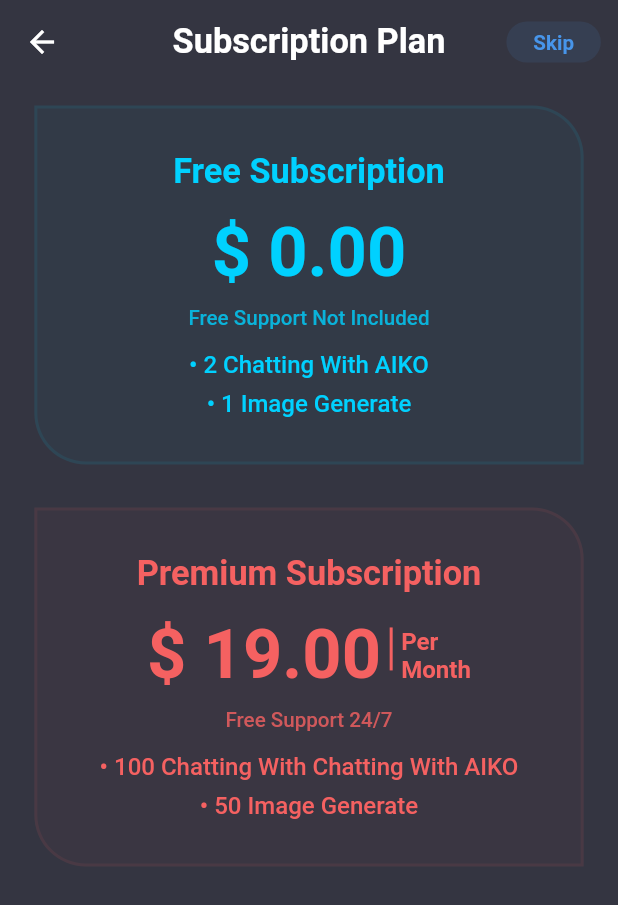
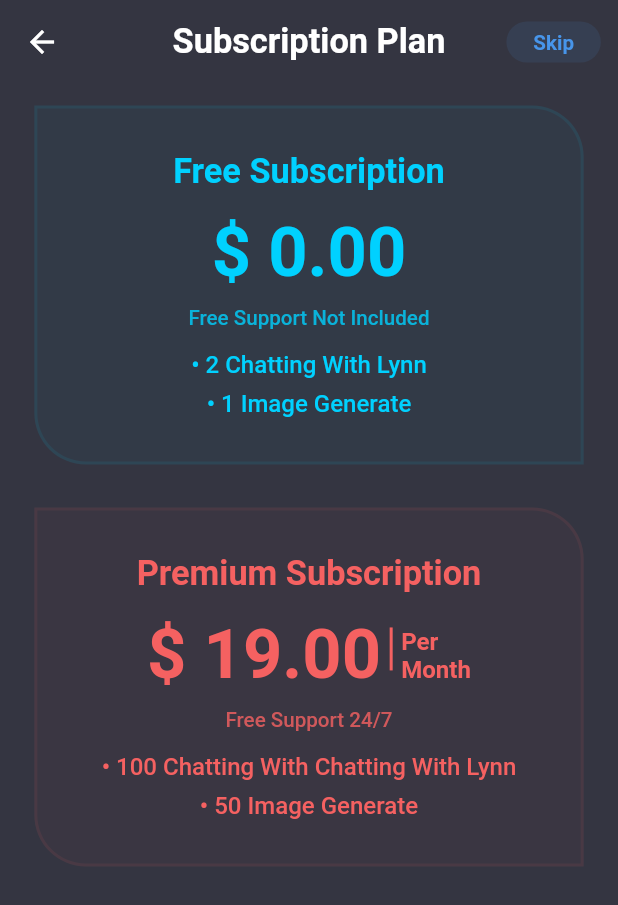
Before and after one commit to SingaporeLion/Aiko, a Flutter app: the PurchasePlanScreen screen opened by its route, on a phone screen of 412 x 824 dp. Shown: the top 905 px of the screen. Run offline on Flutter 3.47's test engine with Material 2 defaults, Android fonts, the phone set to English and light mode, and no system bars; our stand-ins replace cloud_firestore, device_info_plus, dio, firebase_auth, firebase_core, firebase_messaging and 17 more; missing offline and left inert: flutter_paystack, flutter_sslcommerz, flutter_stripe, flutterwave_standard, http_auth, pay and 5 more; accounts and stored records are empty.

Commit message:
Update_Lynn_KI_5

```diff
--- a/lib/controller/content_controller.dart
+++ b/lib/controller/content_controller.dart
@@ -51,7 +51,7 @@ class ContentController extends GetxController {
 
   _apiProcess(String input){
 
-      ApiServices.generateResponse2(input).then((value) {
+    ApiServices.generateResponse2([{"role": "user", "content": input}]).then((value) {
         isLoading.value = false;
         update();
         debugPrint("---------------Content Response------------------");
--- a/lib/controller/diet_chart_controller.dart
+++ b/lib/controller/diet_chart_controller.dart
@@ -113,8 +113,7 @@ class DietChartController extends GetxController {
   }
 
   _apiProcess(String input, context) async {
-    await ApiServices.generateResponse2(input)
-        .then((value) {
+    await ApiServices.generateResponse2([{"role": "user", "content": input}]).then((value) {
       textResponse.value = "";
       isLoading.value = true;
       update();
--- a/lib/controller/hash_tag_controller.dart
+++ b/lib/controller/hash_tag_controller.dart
@@ -50,7 +50,7 @@ class HashTagController extends GetxController {
 
   _apiProcess(String input){
 
-      ApiServices.generateResponse2(input).then((value) {
+    ApiServices.generateResponse2([{"role": "user", "content": input}]).then((value) {
         isLoading.value = false;
         update();
         debugPrint("---------------Content Response------------------");
--- a/lib/utils/language/english.dart
+++ b/lib/utils/language/english.dart
@@ -4,9 +4,9 @@ import '../strings.dart';
 class English {
   static const String appName = Strings.appName;
 
-  static const String chatWithAIKO = "Chatte mit $appName";
+  static const String chatWithAIKO = "Chatte mit Lynn";
   static const String chatWithAIKOSubTitle =
-      "Mit $appName zu plaudern ist wie mit einem Freund zu sprechen. Es macht nicht nur Spaß, sondern hilft dir auch, Neues zu entdecken und zu lernen.";
+      "Mit Lynn zu plaudern ist wie mit einem Freund zu sprechen. Es macht nicht nur Spaß, sondern hilft dir auch, Neues zu entdecken und zu lernen.";
   static const String settings = "Meine Einstellungen";
   static const String token = "Token";
   static const String cancel = "Cancel";
@@ -15,11 +15,11 @@ class English {
   static const String subscriptionPlan = "Subscription Plan";
   static const String freeSubscription = "Free Subscription";
   static const String notIncluded = "Not Included";
-  static const String limitedChatting = "Limited Chatting With $appName";
+  static const String limitedChatting = "Limited Chatting With Lynn";
   static const String limitedCImage = "Limited Image Generate";
-  static String basicChatting = "${ApiConfig.freeMessageLimit.toString()} Chatting With $appName";
+  static String basicChatting = "${ApiConfig.freeMessageLimit.toString()} Chatting With Lynn";
   static String basicImage = "${ApiConfig.freeImageGenLimit.toString()} Image Generate";
-  static String unlimitedChatting = "${ApiConfig.premiumMessageLimit.toString()} Chatting With Chatting With $appName";
+  static String unlimitedChatting = "${ApiConfig.premiumMessageLimit.toString()} Chatting With Chatting With Lynn";
   static String unlimitedImage = "${ApiConfig.premiumImageGenLimit.toString()} Image Generate";
   static const String freeSupport = "Free Support";
   static const String premiumSubscription = "Premium Subscription";
--- a/lib/widgets/inputs_widgets/send_input_field.dart
+++ b/lib/widgets/inputs_widgets/send_input_field.dart
@@ -61,7 +61,7 @@ class _SendInputFieldState extends State<SendInputField> {
                         : Theme.of(context).primaryColor.withOpacity(0.1),
                     width: 1
                 ),
-                color: Colors.transparent,
+                color: Colors.white.withOpacity(0.8), // Änderung hier
                 borderRadius: BorderRadius.circular(Dimensions.radius * 0.7),
               ),
               child: TextFormField(
```
Also changed, not shown: lib/controller/chat_controller.dart (+12 -18 lines), lib/services/api_services.dart (+29 -12 lines), lib/views/chat_screen.dart (+21 -1 lines), assets/logo/bot2.png, 1 other file.
